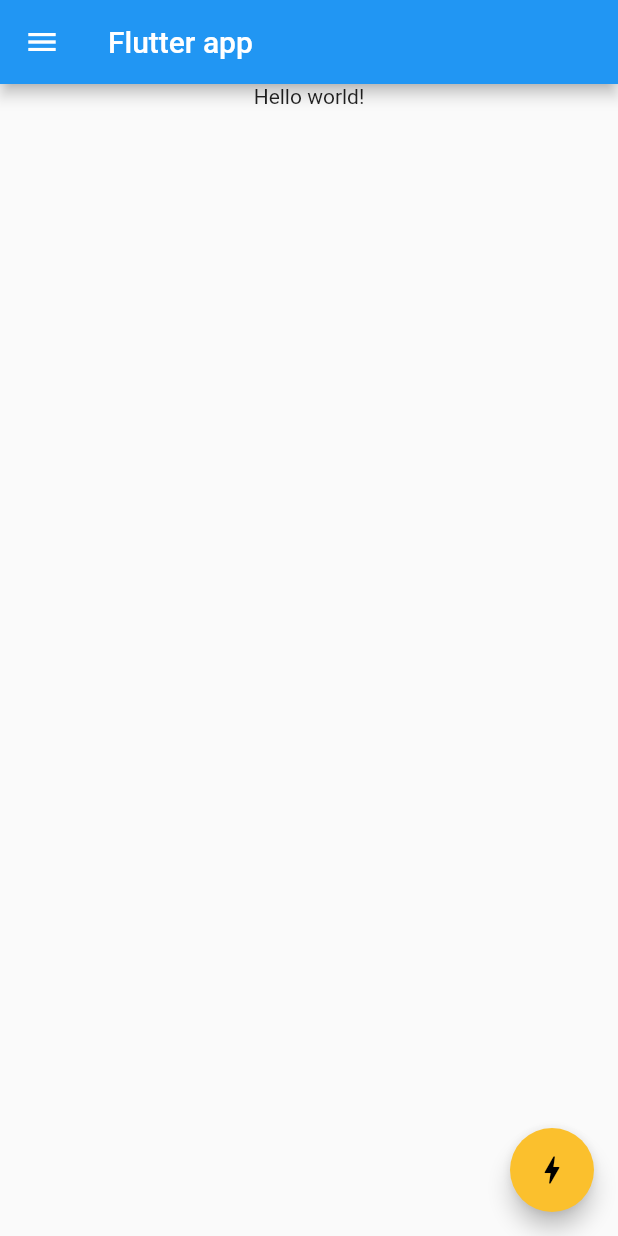
After one commit to heyhey1028/flutter_samples, a Flutter app: the ChainedAnimation screen opened directly, in the side drawer, after a tap on the "bolt" icon, on a phone screen of 412 x 824 dp. The commit adds this screen. Run offline on Flutter 3.47's test engine with Material 2 defaults, Android fonts, the phone set to English and light mode, and no system bars; our stand-ins replace js.

Commit message:
add chained animation sample

```diff
--- /dev/null
+++ b/samples/master_animation/lib/features/chained_animation.dart
@@ -0,0 +1,110 @@
+import 'dart:math';
+
+import 'package:flutter/material.dart';
+import 'package:master_animation/widgets/main_drawer.dart';
+
+class ChainedAnimation extends StatefulWidget {
+  const ChainedAnimation({super.key});
+
+  @override
+  State<ChainedAnimation> createState() => _ChainedAnimationState();
+}
+
+class _ChainedAnimationState extends State<ChainedAnimation>
+    with SingleTickerProviderStateMixin {
+  late AnimationController controller;
+  late Tween<Alignment> alignTween;
+  late Tween<double> rotateTween;
+  late Tween<double> opacityTween;
+  late Animation<Alignment> alignAnimation;
+  late Animation<double> rotateAnimation;
+  late Animation<double> opacityAnimation;
+  bool animateCompleted = false;
+
+  @override
+  void initState() {
+    controller =
+        AnimationController(duration: const Duration(seconds: 4), vsync: this);
+
+    // align、rotation, opacityの３つのアニメーション効果を充てていきます
+    alignTween = Tween(begin: Alignment.topCenter, end: Alignment.center);
+    rotateTween = Tween(begin: 0, end: pi * 8);
+    opacityTween = Tween(begin: 1, end: 0);
+
+    alignAnimation = alignTween.animate(
+      CurvedAnimation(
+        parent: controller,
+        // 1. Intervalクラスに開始タイミング、終了タイミングを指定
+        curve: const Interval(0, 0.5, curve: Curves.ease),
+      ),
+    );
+    rotateAnimation = rotateTween.animate(
+      // 2. CurvedAnimationを使って、IntervalをAnimationControllerに付与
+      CurvedAnimation(
+        parent: controller,
+        curve: const Interval(0.5, 0.7, curve: Curves.ease),
+      ),
+    );
+    // 3. Tween.animateメソッドを使ってAnimationクラスを生成
+    opacityAnimation = opacityTween.animate(
+      CurvedAnimation(
+        parent: controller,
+        curve: const Interval(0.7, 1, curve: Curves.ease),
+      ),
+    );
+
+    super.initState();
+  }
+
+  @override
+  void dispose() {
+    controller.dispose();
+    super.dispose();
+  }
+
+  @override
+  Widget build(BuildContext context) {
+    return Scaffold(
+      appBar: AppBar(
+        title: const Text('Flutter app'),
+      ),
+      drawer: const MainDrawer(),
+      body: AnimatedBuilder(
+        animation: controller,
+        builder: (context, _) {
+          return Opacity(
+            opacity: opacityAnimation
+                .value, // <<< 4. Intervalを付与して生成したAnimationをwidgetに紐づける
+            child: Align(
+              alignment: alignAnimation.value, // <<< 4.
+              child: Transform.rotate(
+                angle: rotateAnimation.value, // <<< 4.
+                child: const Text('Hello world!'),
+              ),
+            ),
+          );
+        },
+      ),
+      floatingActionButton: FloatingActionButton(
+        onPressed: () {
+          if (!animateCompleted) {
+            controller.forward().whenComplete(() {
+              setState(() => animateCompleted = true);
+            });
+            return;
+          }
+          controller.reverse().whenComplete(
+            () {
+              setState(() => animateCompleted = false);
+            },
+          );
+        },
+        backgroundColor: Colors.yellow[700],
+        child: const Icon(
+          Icons.bolt,
+          color: Colors.black,
+        ),
+      ),
+    );
+  }
+}
--- a/samples/master_animation/lib/widgets/main_drawer.dart
+++ b/samples/master_animation/lib/widgets/main_drawer.dart
@@ -1,4 +1,5 @@
 import 'package:flutter/material.dart';
+import 'package:master_animation/features/chained_animation.dart';
 import 'package:master_animation/features/multiple_effect.dart';
 import 'package:master_animation/features/sequence_animation.dart';
 
@@ -39,13 +40,13 @@
             ),
             DrawerTile(
               color: Colors.indigo[100],
-              icon: const Icon(Icons.notes),
+              icon: const Icon(Icons.start),
               title: 'BASIC',
               navigateTo: const AnimationBasic(),
             ),
             DrawerTile(
               color: Colors.orange[100],
-              icon: const Icon(Icons.bubble_chart),
+              icon: const Icon(Icons.multiple_stop),
               title: 'MULTIPLE EFFECT',
               navigateTo: const MultipleEffect(),
             ),
@@ -54,6 +55,12 @@
               icon: const Icon(Icons.cyclone),
               title: 'SEQUENCE ANIMATION',
               navigateTo: const SequenceAnimation(),
+            ),
+            DrawerTile(
+              color: Colors.red[100],
+              icon: const Icon(Icons.bubble_chart),
+              title: 'CHAINED ANIMATION',
+              navigateTo: const ChainedAnimation(),
             ),
           ],
         ),
```
